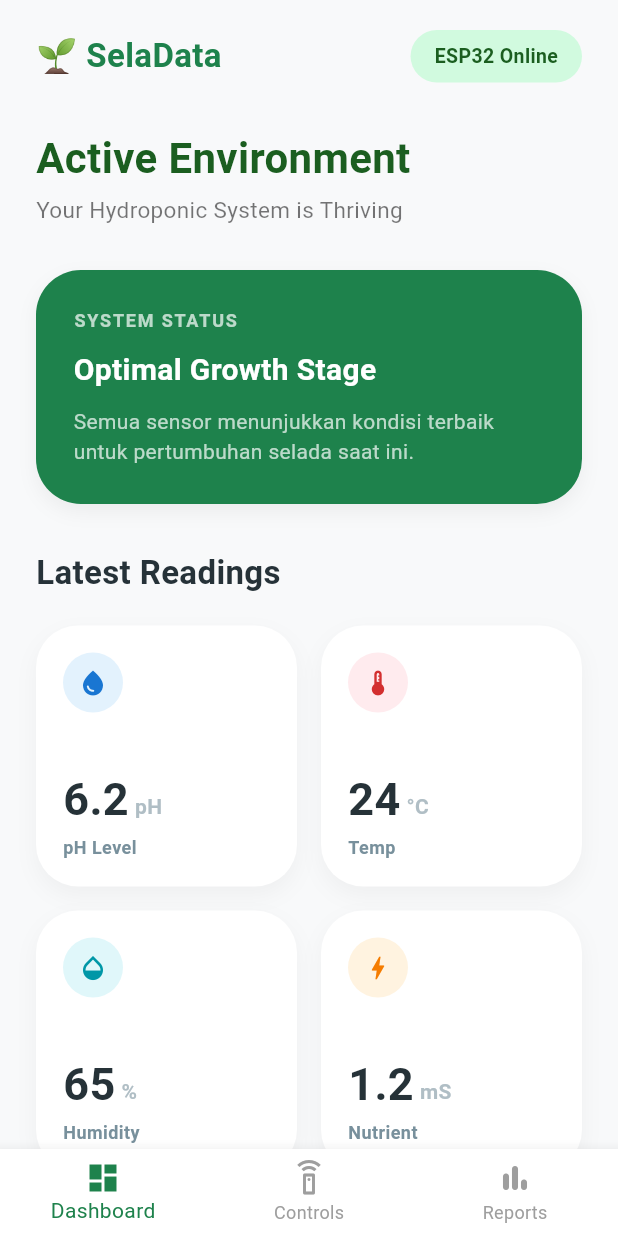
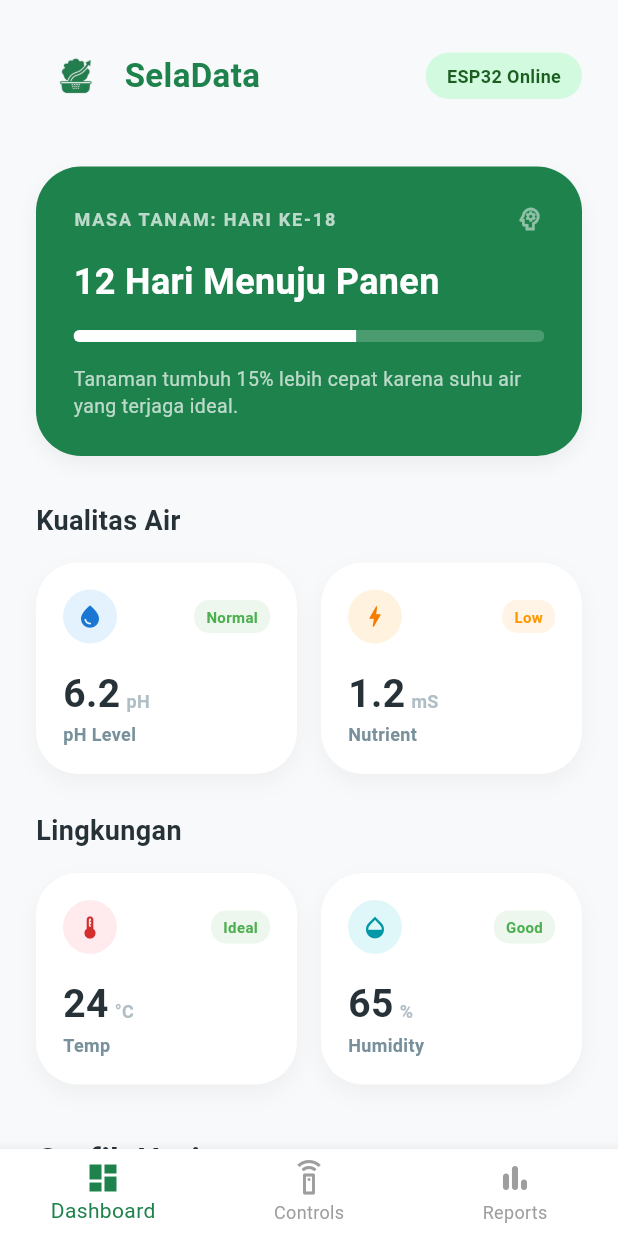
Before and after one commit to damarnr/seladata_app, a Flutter app: the MainPage screen opened directly, on a phone screen of 412 x 824 dp. Run offline on Flutter 3.47's test engine with Material 3 defaults, Android fonts, the phone set to English and light mode, and no system bars; our stand-ins replace firebase_auth, firebase_core; accounts and stored records are empty.

Commit message:
Final Touch UI: Header Global, Dashboard Terintegrasi, dan Mode Otomatis

```diff
--- a/lib/main.dart
+++ b/lib/main.dart
@@ -1,7 +1,8 @@
 // main.dart
 import 'package:flutter/material.dart';
-import 'package:firebase_core/firebase_core.dart'; // Tambahkan ini
-import 'firebase_options.dart'; // Tambahkan ini (file yang baru digenerate tadi)
+import 'package:firebase_core/firebase_core.dart';
+import 'package:firebase_auth/firebase_auth.dart';
+import 'firebase_options.dart';
 
 import 'screens/dashboard_page.dart';
 import 'screens/control_page.dart';
@@ -10,15 +11,15 @@ import 'screens/login_page.dart';
 import 'screens/register_page.dart';
 import 'screens/splash_screen.dart';
 
+// 1. TAMBAHKAN KUNCI GLOBAL DI SINI
+// Ini adalah "remote control" agar Drawer bisa dibuka dari file lain
+final GlobalKey<ScaffoldState> scaffoldKey = GlobalKey<ScaffoldState>();
+
 void main() async {
-  // 1. Wajib ditambahkan agar inisialisasi binding Flutter siap sebelum async process
   WidgetsFlutterBinding.ensureInitialized();
-
-  // 2. Inisialisasi Firebase menggunakan opsi dari file firebase_options.dart
   await Firebase.initializeApp(
     options: DefaultFirebaseOptions.currentPlatform,
   );
-
   runApp(const MyApp());
 }
 
@@ -31,11 +32,10 @@ class MyApp extends StatelessWidget {
       debugShowCheckedModeBanner: false,
       title: 'SelaData',
       theme: ThemeData(
-        scaffoldBackgroundColor: const Color(0xFFF7F9FB),
+        scaffoldBackgroundColor: const Color.fromARGB(255, 248, 248, 248),
         colorScheme: ColorScheme.fromSeed(seedColor: const Color(0xFF1E824C)),
         useMaterial3: true,
       ),
-      // Splash Screen tetap sebagai awal, nanti di sana kita cek status Login
       home: const SplashScreen(),
     );
   }
@@ -51,6 +51,42 @@ class MainPage extends StatefulWidget {
 class _MainPageState extends State<MainPage> {
   int _selectedIndex = 0;
 
+  // FUNGSI LOGOUT
+  Future<void> _handleLogout() async {
+    await FirebaseAuth.instance.signOut();
+    if (mounted) {
+      Navigator.pushAndRemoveUntil(
+        context,
+        MaterialPageRoute(builder: (context) => const LoginPage()),
+        (route) => false,
+      );
+    }
+  }
+
+  // FUNGSI DIALOG KONFIRMASI
+  void _showLogoutDialog() {
+    showDialog(
+      context: context,
+      builder: (context) => AlertDialog(
+        title: const Text("Logout"),
+        content: const Text("Apakah Anda yakin ingin keluar dari SelaData?"),
+        actions: [
+          TextButton(
+            onPressed: () => Navigator.pop(context),
+            child: const Text("Batal"),
+          ),
+          TextButton(
+            onPressed: () {
+              Navigator.pop(context);
+              _handleLogout();
+            },
+            child: const Text("Keluar", style: TextStyle(color: Colors.red)),
+          ),
+        ],
+      ),
+    );
+  }
+
   final List<Widget> _pages = [
     const DashboardPage(),
     const ControlPage(),
@@ -60,6 +96,9 @@ class _MainPageState extends State<MainPage> {
   @override
   Widget build(BuildContext context) {
     return Scaffold(
+      // 2. PASANG KUNCI KE SCAFFOLD
+      key: scaffoldKey,
+
       body: IndexedStack(
         index: _selectedIndex,
         children: _pages,
@@ -85,6 +124,26 @@ class _MainPageState extends State<MainPage> {
         type: BottomNavigationBarType.fixed,
         backgroundColor: Colors.white,
       ),
+      drawer: Drawer(
+        child: Column(
+          children: [
+            UserAccountsDrawerHeader(
+              decoration: const BoxDecoration(color: Color(0xFF1E824C)),
+              currentAccountPicture: const CircleAvatar(
+                backgroundColor: Colors.white,
+                child: Icon(Icons.person, size: 40, color: Color(0xFF1E824C)),
+              ),
+              accountName: const Text("User SelaData", style: TextStyle(fontWeight: FontWeight.bold)),
+              accountEmail: Text(FirebaseAuth.instance.currentUser?.email ?? "Email tidak ditemukan"),
+            ),
+            ListTile(
+              leading: const Icon(Icons.logout, color: Colors.red),
+              title: const Text("Logout", style: TextStyle(color: Colors.red)),
+              onTap: _showLogoutDialog,
+            ),
+          ],
+        ),
+      ),
     );
   }
 }
--- a/lib/screens/dashboard_page.dart
+++ b/lib/screens/dashboard_page.dart
@@ -1,5 +1,6 @@
 // lib/screens/dashboard_page.dart
 import 'package:flutter/material.dart';
+import '../widgets/custom_header.dart';
 
 class DashboardPage extends StatelessWidget {
   const DashboardPage({super.key});
@@ -7,63 +8,23 @@ class DashboardPage extends StatelessWidget {
   @override
   Widget build(BuildContext context) {
     return Scaffold(
-      backgroundColor: const Color(0xFFF8F9FA), // Serasi dengan ControlPage
+      backgroundColor: const Color(0xFFF8F9FA),
       body: SafeArea(
         child: SingleChildScrollView(
           padding: const EdgeInsets.symmetric(horizontal: 24, vertical: 20),
           child: Column(
-            crossAxisAlignment: CrossAxisAlignment.start, // Align kiri agar konsisten
+            crossAxisAlignment: CrossAxisAlignment.start,
             children: [
-              // 1. HEADER (Logo & ESP Status) - Meniru persis ControlPage
-              Row(
-                mainAxisAlignment: MainAxisAlignment.spaceBetween,
-                children: [
-                  const Text(
-                    "🌱 SelaData",
-                    style: TextStyle(
-                        fontSize: 22,
-                        fontWeight: FontWeight.bold,
-                        color: Color(0xFF1E824C)),
-                  ),
-                  Container(
-                    padding: const EdgeInsets.symmetric(horizontal: 16, vertical: 8),
-                    decoration: BoxDecoration(
-                      color: const Color(0xFFD1FADF),
-                      borderRadius: BorderRadius.circular(25),
-                    ),
-                    child: Text(
-                      "ESP32 Online",
-                      style: TextStyle(
-                          fontSize: 13,
-                          fontWeight: FontWeight.w600,
-                          color: Colors.green[900]),
-                    ),
-                  )
-                ],
-              ),
+              // 1. HEADER
+              const CustomHeader(),
               const SizedBox(height: 30),
 
-              // 2. TITLE SECTION
-              Text(
-                "Active Environment",
-                style: TextStyle(
-                    fontSize: 28,
-                    fontWeight: FontWeight.bold,
-                    color: Colors.green[900]),
-              ),
-              const SizedBox(height: 4),
-              const Text(
-                "Your Hydroponic System is Thriving",
-                style: TextStyle(fontSize: 15, color: Colors.black54),
-              ),
-              const SizedBox(height: 30),
-
-              // 3. MAIN BANNER
+              // 3. MAIN BANNER (Estimasi Panen & Progress)
               Container(
                 padding: const EdgeInsets.all(25),
                 decoration: BoxDecoration(
                   color: const Color(0xFF1E824C),
-                  borderRadius: BorderRadius.circular(30), // Radius serasi (30)
+                  borderRadius: BorderRadius.circular(30),
                   boxShadow: [
                     BoxShadow(
                       color: Colors.black.withOpacity(0.05),
@@ -72,50 +33,118 @@ class DashboardPage extends StatelessWidget {
                     ),
                   ],
                 ),
-                child: const Column(
+                child: Column(
                   crossAxisAlignment: CrossAxisAlignment.start,
                   children: [
-                    Text("SYSTEM STATUS",
-                      style: TextStyle(color: Colors.white70, fontSize: 12, letterSpacing: 1.2, fontWeight: FontWeight.bold)),
-                    SizedBox(height: 10),
-                    Text(
-                      "Optimal Growth Stage",
-                      style: TextStyle(color: Colors.white, fontSize: 20, fontWeight: FontWeight.bold),
+                    Row(
+                      mainAxisAlignment: MainAxisAlignment.spaceBetween,
+                      children: [
+                        const Text(
+                          "MASA TANAM: HARI KE-18",
+                          style: TextStyle(
+                            color: Colors.white70,
+                            fontSize: 12,
+                            letterSpacing: 1.2,
+                            fontWeight: FontWeight.bold
+                          )
                         ),
-                    SizedBox(height: 10),
-                    Text(
-                      "Semua sensor menunjukkan kondisi terbaik untuk pertumbuhan selada saat ini.",
-                      style: TextStyle(color: Colors.white70, fontSize: 14),
+                        Icon(Icons.psychology_outlined, color: Colors.white.withOpacity(0.5), size: 20),
+                      ],
+                    ),
+                    const SizedBox(height: 15),
+                    const Text(
+                      "12 Hari Menuju Panen",
+                      style: TextStyle(
+                        color: Colors.white,
+                        fontSize: 24,
+                        fontWeight: FontWeight.bold
+                      ),
+                    ),
+                    const SizedBox(height: 15),
+                    // PROGRESS BAR: Visualisasi pertumbuhan
+                    ClipRRect(
+                      borderRadius: BorderRadius.circular(10),
+                      child: LinearProgressIndicator(
+                        value: 18 / 30, // Contoh: Hari ke-18 dari total target 30 hari
+                        backgroundColor: Colors.white.withOpacity(0.2),
+                        valueColor: const AlwaysStoppedAnimation<Color>(Colors.white),
+                        minHeight: 8,
+                      ),
+                    ),
+                    const SizedBox(height: 15),
+                    const Text(
+                      "Tanaman tumbuh 15% lebih cepat karena suhu air yang terjaga ideal.",
+                      style: TextStyle(color: Colors.white70, fontSize: 13, height: 1.4),
                     ),
                   ],
                 ),
               ),
               const SizedBox(height: 30),
 
-              const Text("Latest Readings",
-                style: TextStyle(fontSize: 22, fontWeight: FontWeight.bold, color: Color(0xFF263238))),
-              const SizedBox(height: 20),
-
-              // 4. SENSOR CARDS (Menggunakan Grid agar rapi)
-              // Di dalam Column dashboard_page.dart
-                GridView.count(
-                crossAxisCount: 2,
-                shrinkWrap: true,
-                physics: const NeverScrollableScrollPhysics(),
-                mainAxisSpacing: 16,
-                crossAxisSpacing: 16,
-                childAspectRatio: 1.0, // Cobalah nilai 1.0 atau 1.1 sesuai selera
+              // 4. WATER QUALITY SECTION (KRITIS)
+              const Text("Kualitas Air",
+                style: TextStyle(fontSize: 18, fontWeight: FontWeight.bold, color: Color(0xFF263238))),
+              const SizedBox(height: 15),
+              Row(
                 children: [
-                  _buildSensorCard(icon: Icons.water_drop, title: "pH Level", value: "6.2", unit: "pH", color: Colors.blue[50]!, iconColor: Colors.blue[700]!),
-                  _buildSensorCard(icon: Icons.thermostat, title: "Temp", value: "24", unit: "°C", color: Colors.red[50]!, iconColor: Colors.red[700]!),
-                  _buildSensorCard(icon: Icons.opacity, title: "Humidity", value: "65", unit: "%", color: Colors.cyan[50]!, iconColor: Colors.cyan[700]!),
-                  _buildSensorCard(icon: Icons.bolt, title: "Nutrient", value: "1.2", unit: "mS", color: Colors.orange[50]!, iconColor: Colors.orange[700]!),
+                  Expanded(child: _buildSensorCard(
+                    icon: Icons.water_drop,
+                    title: "pH Level",
+                    value: "6.2",
+                    unit: "pH",
+                    color: Colors.blue[50]!,
+                    iconColor: Colors.blue[700]!,
+                    status: "Normal",
+                    statusColor: Colors.green,
+                  )),
+                  const SizedBox(width: 16),
+                  Expanded(child: _buildSensorCard(
+                    icon: Icons.bolt,
+                    title: "Nutrient",
+                    value: "1.2",
+                    unit: "mS",
+                    color: Colors.orange[50]!,
+                    iconColor: Colors.orange[700]!,
+                    status: "Low", // Contoh status peringatan
+                    statusColor: Colors.orange,
+                  )),
                 ],
               ),
-              const SizedBox(height: 30),
+              const SizedBox(height: 25),
 
-              // 5. CHART SECTION
-              const Text("Temperature Trend",
+              // 5. ATMOSPHERE SECTION (LINGKUNGAN)
+              const Text("Lingkungan",
+                style: TextStyle(fontSize: 18, fontWeight: FontWeight.bold, color: Color(0xFF263238))),
+              const SizedBox(height: 15),
+              Row(
+                children: [
+                  Expanded(child: _buildSensorCard(
+                    icon: Icons.thermostat,
+                    title: "Temp",
+                    value: "24",
+                    unit: "°C",
+                    color: Colors.red[50]!,
+                    iconColor: Colors.red[700]!,
+                    status: "Ideal",
+                    statusColor: Colors.green,
+                  )),
+                  const SizedBox(width: 16),
+                  Expanded(child: _buildSensorCard(
+                    icon: Icons.opacity,
+                    title: "Humidity",
+                    value: "65",
+                    unit: "%",
+                    color: Colors.cyan[50]!,
+                    iconColor: Colors.cyan[700]!,
+                    status: "Good",
+                    statusColor: Colors.green,
+                  )),
+                ],
+              ),
+              const SizedBox(height: 35),
+
+              // 6. CHART SECTION
+              const Text("Grafik Harian",
                 style: TextStyle(fontSize: 22, fontWeight: FontWeight.bold, color: Color(0xFF263238))),
               const SizedBox(height: 15),
               Container(
@@ -128,7 +157,7 @@ class DashboardPage extends StatelessWidget {
                     BoxShadow(color: Colors.black.withOpacity(0.03), blurRadius: 10, offset: const Offset(0, 5))
                   ],
                 ),
-                child: const Center(child: Text("📊 Weekly Chart Visualization", style: TextStyle(color: Colors.grey))),
+                child: const Center(child: Text("📊 grafik harian akan tampil disini", style: TextStyle(color: Colors.grey))),
               ),
               const SizedBox(height: 100),
             ],
@@ -138,11 +167,7 @@ class DashboardPage extends StatelessWidget {
     );
   }
 
-  // Helper Widget Sensor Card yang diserasikan dengan gaya ControlPage
-// lib/screens/dashboard_page.dart
-
-// lib/screens/dashboard_page.dart
-
+  // MODIFIKASI HELPER WIDGET SENSOR CARD
   Widget _buildSensorCard({
     required IconData icon,
     required String title,
@@ -150,69 +175,66 @@ Widget _buildSensorCard({
     required String unit,
     required Color color,
     required Color iconColor,
+    required String status,
+    required Color statusColor,
   }) {
     return Container(
-    padding: const EdgeInsets.all(18), // Padding yang pas
+      padding: const EdgeInsets.all(18),
       decoration: BoxDecoration(
         color: Colors.white,
-      borderRadius: BorderRadius.circular(28), // Radius sudut yang halus
+        borderRadius: BorderRadius.circular(28),
         boxShadow: [
-        BoxShadow(
-          color: Colors.black.withOpacity(0.04),
-          blurRadius: 12,
-          offset: const Offset(0, 6),
-        )
+          BoxShadow(color: Colors.black.withOpacity(0.04), blurRadius: 12, offset: const Offset(0, 6))
         ],
       ),
       child: Column(
         crossAxisAlignment: CrossAxisAlignment.start,
+        children: [
+          // Header Kartu: Ikon & Label Status
+          Row(
             mainAxisAlignment: MainAxisAlignment.spaceBetween,
             children: [
-        // Baris 1: Ikon
               CircleAvatar(
                 backgroundColor: color,
-          radius: 20,
-          child: Icon(icon, color: iconColor, size: 20),
+                radius: 18,
+                child: Icon(icon, color: iconColor, size: 18),
               ),
-
-        // Baris 2: Data (Angka & Label)
+              Container(
+                padding: const EdgeInsets.symmetric(horizontal: 8, vertical: 4),
+                decoration: BoxDecoration(
+                  color: statusColor.withOpacity(0.1),
+                  borderRadius: BorderRadius.circular(10),
+                ),
+                child: Text(
+                  status,
+                  style: TextStyle(color: statusColor, fontSize: 10, fontWeight: FontWeight.bold),
+                ),
+              ),
+            ],
+          ),
+          const SizedBox(height: 15),
+          // Data Utama
           Column(
             crossAxisAlignment: CrossAxisAlignment.start,
             children: [
-            // Angka Sensor (Value) - Diperbesar
               Row(
                 crossAxisAlignment: CrossAxisAlignment.baseline,
                 textBaseline: TextBaseline.alphabetic,
                 children: [
                   Text(
                     value,
-                  style: const TextStyle(
-                    fontSize: 30, // Ukuran angka lebih besar sesuai permintaan
-                    fontWeight: FontWeight.bold,
-                    color: Color(0xFF263238),
-                  ),
+                    style: const TextStyle(fontSize: 26, fontWeight: FontWeight.bold, color: Color(0xFF263238)),
                   ),
                   const SizedBox(width: 4),
                   Text(
                     unit,
-                  style: TextStyle(
-                    fontSize: 14,
-                    color: Colors.blueGrey[200],
-                    fontWeight: FontWeight.w600,
-                  ),
+                    style: TextStyle(fontSize: 12, color: Colors.blueGrey[200], fontWeight: FontWeight.w600),
                   ),
                 ],
               ),
-            const SizedBox(height: 2),
-            // Nama Sensor (Title)
               Text(
                 title,
-              style: TextStyle(
-                fontSize: 12,
-                color: Colors.blueGrey[400],
-                fontWeight: FontWeight.w600,
-                letterSpacing: 0.3,
-              ),
+                style: TextStyle(fontSize: 12, color: Colors.blueGrey[400], fontWeight: FontWeight.w600),
               ),
             ],
           ),
--- /dev/null
+++ b/lib/widgets/custom_header.dart
@@ -0,0 +1,70 @@
+// lib/widgets/custom_header.dart
+import 'package:flutter/material.dart';
+import '../main.dart'; // 1. IMPORT main.dart agar bisa akses scaffoldKey
+
+class CustomHeader extends StatelessWidget {
+  final String title;
+  final bool showStatus;
+
+  const CustomHeader({
+    super.key,
+    this.title = "SelaData",
+    this.showStatus = true
+  });
+
+  @override
+  Widget build(BuildContext context) {
+    return Row(
+      mainAxisAlignment: MainAxisAlignment.spaceBetween,
+      children: [
+        InkWell(
+          onTap: () {
+            // 2. GUNAKAN KUNCI UNTUK BUKA DRAWER
+            scaffoldKey.currentState?.openDrawer();
+          },
+          borderRadius: BorderRadius.circular(12),
+          child: Padding(
+            padding: const EdgeInsets.symmetric(vertical: 8, horizontal: 4),
+            child: Row(
+              children: [
+                Image.asset(
+                  'assets/images/header.png',
+                  height: 45,
+                  errorBuilder: (context, error, stackTrace) =>
+                      const Icon(Icons.eco, color: Color(0xFF1E824C), size: 30),
+                ),
+                const SizedBox(width: 10),
+                Text(
+                  title,
+                  style: const TextStyle(
+                    fontSize: 22,
+                    fontWeight: FontWeight.bold,
+                    color: Color(0xFF1E824C),
+                  ),
+                ),
+              ],
+            ),
+          ),
+        ),
+
+        // STATUS ESP: Tetap di ujung kanan
+        if (showStatus)
+          Container(
+            padding: const EdgeInsets.symmetric(horizontal: 14, vertical: 7),
+            decoration: BoxDecoration(
+              color: const Color(0xFFD1FADF),
+              borderRadius: BorderRadius.circular(20),
+            ),
+            child: Text(
+              "ESP32 Online",
+              style: TextStyle(
+                fontSize: 12,
+                fontWeight: FontWeight.bold,
+                color: Colors.green[900],
+              ),
+            ),
+          ),
+      ],
+    );
+  }
+}
--- a/pubspec.yaml
+++ b/pubspec.yaml
@@ -64,6 +64,7 @@ flutter:
 
   assets:
     - assets/images/icon_aplikasi.png
+    - assets/images/header.png
   # To add assets to your application, add an assets section, like this:
   # assets:
   #   - images/a_dot_burr.jpeg
```
Also changed, not shown: lib/screens/control_page.dart (+97 -69 lines), lib/screens/reports_page.dart (+17 -39 lines), assets/images/header.png (added). Lines whose indentation alone changed are shown as unchanged.
